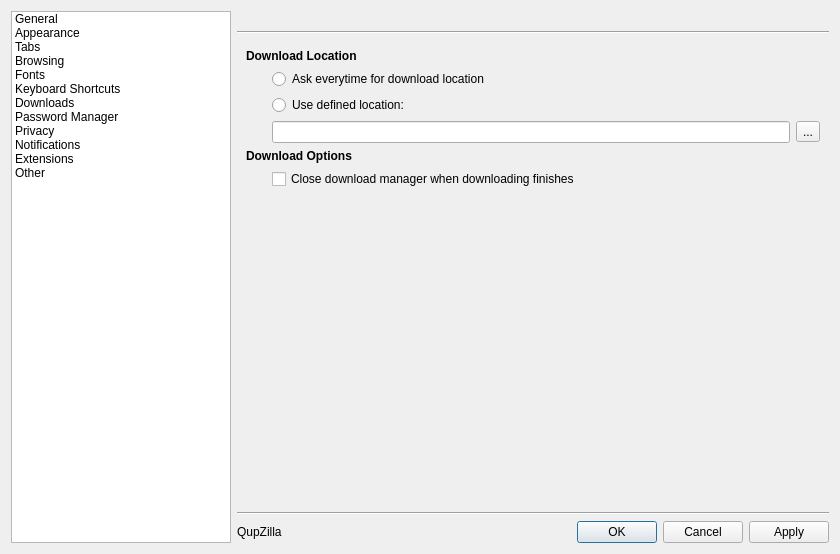
Old version of the form src/lib/preferences/preferences.ui in the repository QupZilla/qupzilla.
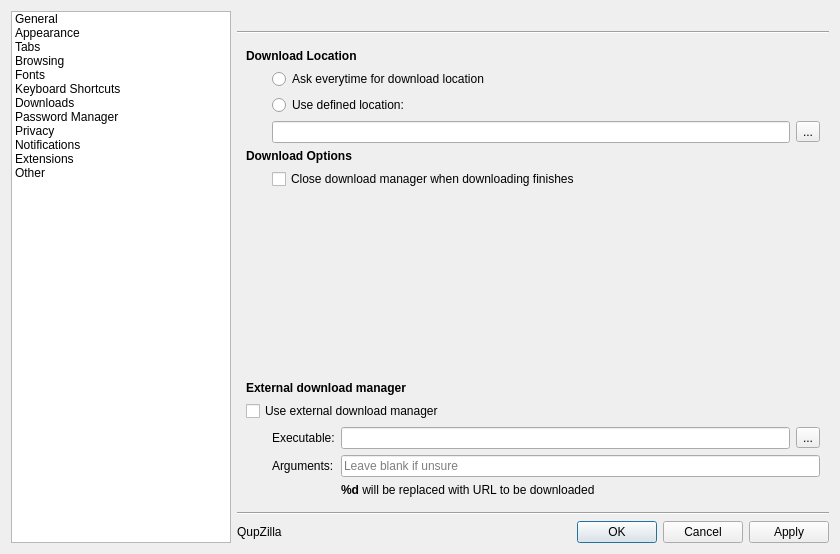
New version of the form. The open tabs and pages were chosen to show the change. Custom widgets are drawn as their Qt base class.

Commit message: Preferences: Bring back external download manager option

The edit to the form file:
```diff
--- a/src/lib/preferences/preferences.ui
+++ b/src/lib/preferences/preferences.ui
@@ -1969,7 +1969,70 @@
              </property>
             </widget>
            </item>
-           <item row="8" column="0" colspan="4">
+           <item row="10" column="0" colspan="4">
+            <widget class="QLabel" name="label_51">
+             <property name="text">
+              <string>&lt;b&gt;External download manager&lt;/b&gt;</string>
+             </property>
+            </widget>
+           </item>
+           <item row="12" column="0" colspan="4">
+            <widget class="QCheckBox" name="useExternalDownManager">
+             <property name="text">
+              <string>Use external download manager</string>
+             </property>
+            </widget>
+           </item>
+           <item row="13" column="1" colspan="3">
+            <layout class="QFormLayout" name="formLayout_2">
+             <property name="fieldGrowthPolicy">
+              <enum>QFormLayout::AllNonFixedFieldsGrow</enum>
+             </property>
+             <item row="0" column="0">
+              <widget class="QLabel" name="label_52">
+               <property name="text">
+                <string>Executable:</string>
+               </property>
+              </widget>
+             </item>
+             <item row="1" column="0">
+              <widget class="QLabel" name="label_53">
+               <property name="text">
+                <string>Arguments:</string>
+               </property>
+              </widget>
+             </item>
+             <item row="1" column="1">
+              <widget class="QLineEdit" name="externalDownArguments">
+               <property name="placeholderText">
+                <string>Leave blank if unsure</string>
+               </property>
+              </widget>
+             </item>
+             <item row="0" column="1">
+              <layout class="QHBoxLayout" name="horizontalLayout_7">
+               <item>
+                <widget class="QLineEdit" name="externalDownExecutable"/>
+               </item>
+               <item>
+                <widget class="MacToolButton" name="chooseExternalDown">
+                 <property name="text">
+                  <string>...</string>
+                 </property>
+                </widget>
+               </item>
+              </layout>
+             </item>
+             <item row="2" column="1">
+              <widget class="QLabel" name="label_64">
+               <property name="text">
+                <string>&lt;b&gt;%d&lt;/b&gt; will be replaced with URL to be downloaded</string>
+               </property>
+              </widget>
+             </item>
+            </layout>
+           </item>
+           <item row="9" column="0" colspan="4">
             <spacer name="verticalSpacer_10">
              <property name="orientation">
               <enum>Qt::Vertical</enum>
```
The commit also changes 9 other files.
